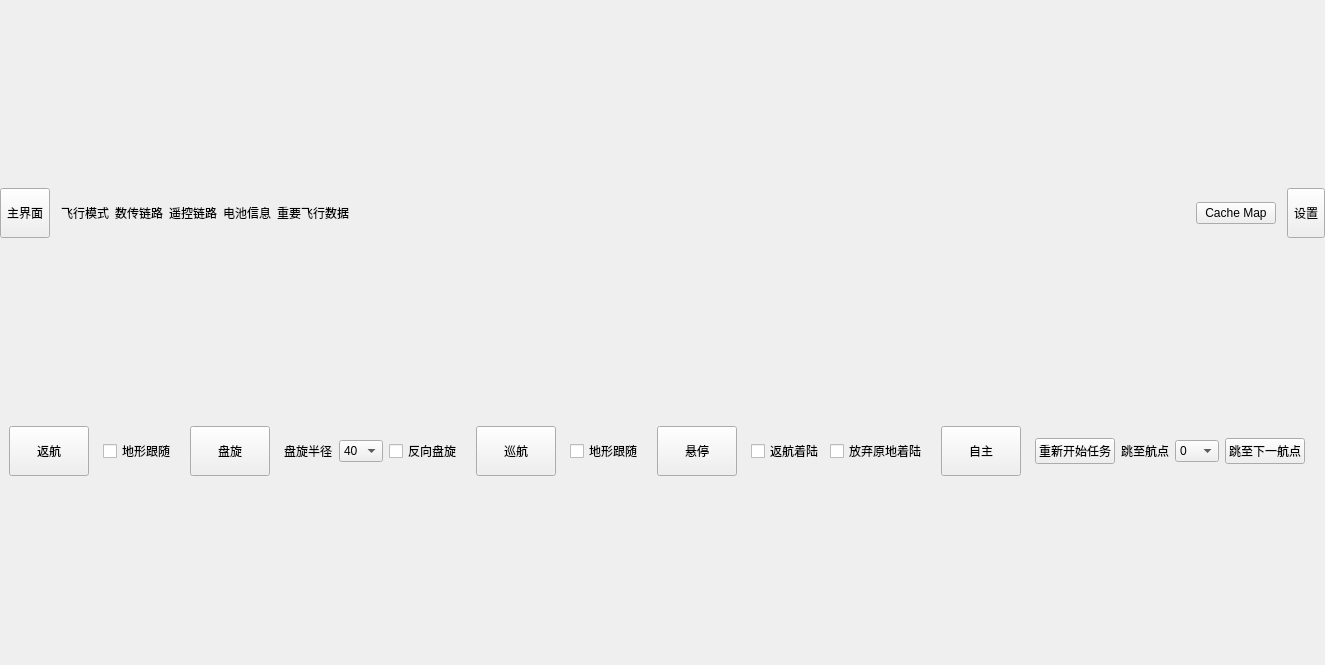
Before: the Qt Designer form myDemo/mydemo/mainwindow.ui in veol15/myproject, drawn with Qt 5.
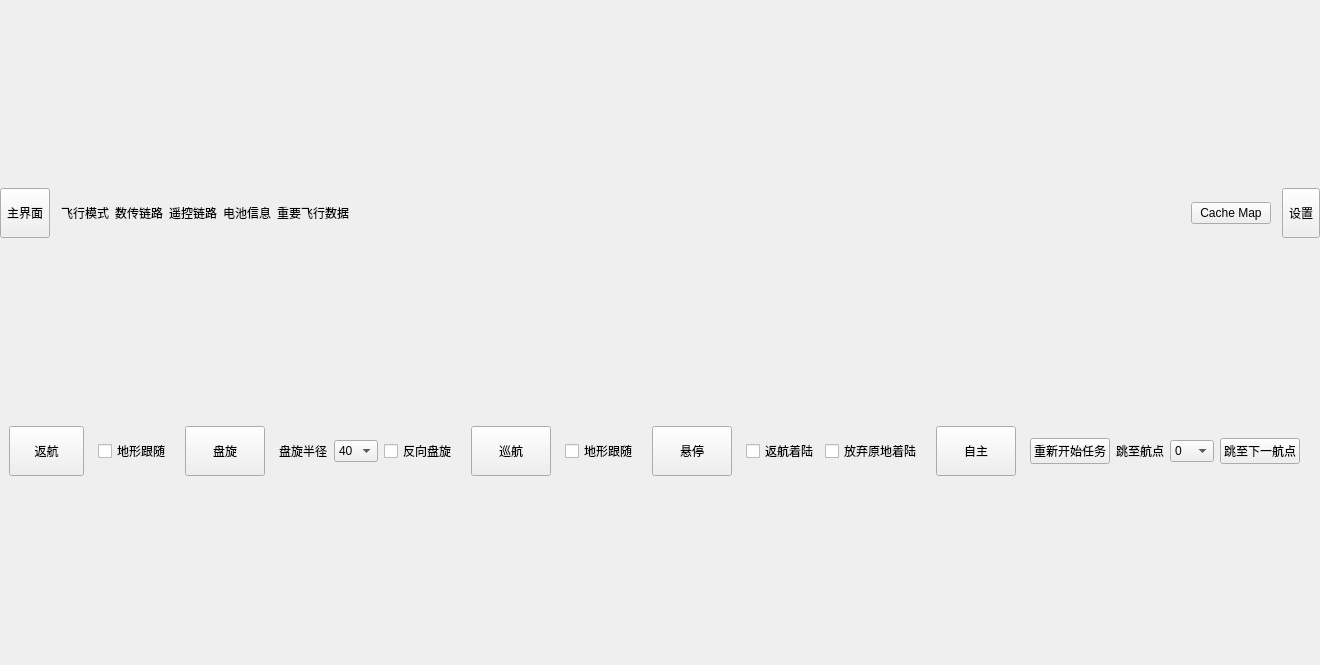
After: the same form once the commit is applied.

Patch:
```diff
--- a/myDemo/mydemo/mainwindow.ui
+++ b/myDemo/mydemo/mainwindow.ui
@@ -6,7 +6,7 @@
    <rect>
     <x>0</x>
     <y>0</y>
-    <width>1072</width>
+    <width>1288</width>
     <height>665</height>
    </rect>
   </property>
@@ -261,6 +261,12 @@
            <verstretch>0</verstretch>
           </sizepolicy>
          </property>
+         <property name="minimumSize">
+          <size>
+           <width>75</width>
+           <height>0</height>
+          </size>
+         </property>
          <property name="text">
           <string>返航</string>
          </property>
```
